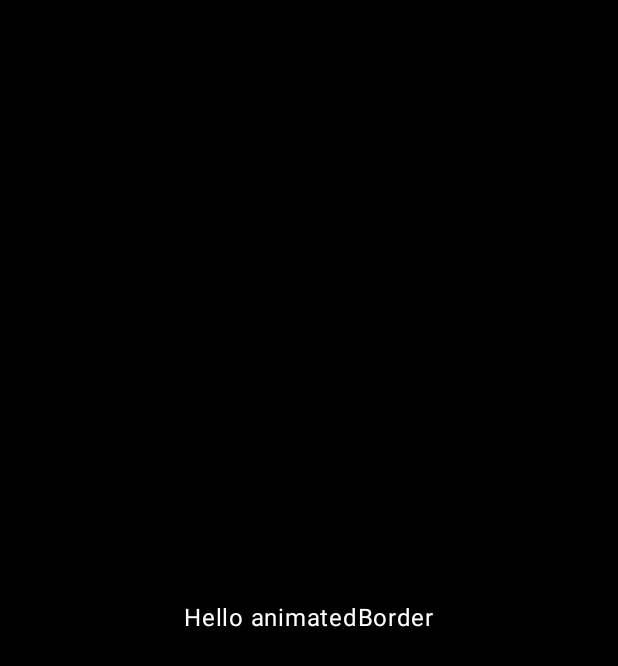
After one commit to yuriyskulskiy/android-compose-playground, an Android app built with Jetpack Compose: the AnimatedBorderScreen screen opened through its navigation route, on a phone screen of 412 x 824 dp. The commit adds this screen. Shown: the top 666 px of the screen. Run offline under Robolectric (Android 15) with nearby library versions, the phone set to English and light mode, and no system bars; our stand-ins replace Dagger/Hilt's generated code.

```diff
--- /dev/null
+++ b/app/src/main/java/com/skul/yuriy/composeplayground/feature/animatedBorder/AnimatedBorderScreen.kt
@@ -0,0 +1,23 @@
+package com.skul.yuriy.composeplayground.feature.animatedBorder
+
+import androidx.compose.foundation.background
+import androidx.compose.foundation.layout.Box
+import androidx.compose.foundation.layout.fillMaxSize
+import androidx.compose.material3.Text
+import androidx.compose.runtime.Composable
+import androidx.compose.ui.Alignment
+import androidx.compose.ui.Modifier
+import androidx.compose.ui.graphics.Color
+
+
+@Composable
+fun AnimatedBorderScreen() {
+    Box(
+        Modifier
+            .fillMaxSize()
+            .background(Color.Black),
+        contentAlignment = Alignment.Center
+    ) {
+        Text(text = "Hello animatedBorder", color = Color.White)
+    }
+}
--- a/app/src/main/java/com/skul/yuriy/composeplayground/navigation/AppNavHost.kt
+++ b/app/src/main/java/com/skul/yuriy/composeplayground/navigation/AppNavHost.kt
@@ -9,6 +9,7 @@ import androidx.navigation.NavHostController
 import androidx.navigation.compose.NavHost
 import androidx.navigation.compose.composable
 import androidx.navigation.compose.rememberNavController
+import com.skul.yuriy.composeplayground.feature.animatedBorder.AnimatedBorderScreen
 import com.skul.yuriy.composeplayground.feature.metaball.MetaballsRoute
 import com.skul.yuriy.composeplayground.feature.parallax.ParallaxRoute
 import com.skul.yuriy.composeplayground.feature.scrollEdge.animatedElevation.AnimatedElevationRoute
@@ -38,6 +39,10 @@ fun NavController.navigateToFadingEdgesScreen() {
     navigate(Screens.Route.FadingEdgesScreen)
 }
 
+fun NavController.navigateToAnimatedBorder() {
+    navigate(Screens.Route.AnimatedBorder)
+}
+
 @Serializable
 sealed class Screens {
 
@@ -63,6 +68,9 @@ sealed class Screens {
 
         @Serializable
         object FadingEdgesScreen
+
+        @Serializable
+        object AnimatedBorder
     }
 }
 
@@ -99,5 +107,9 @@ internal fun AppNavHost(
         composable<Screens.Route.FadingEdgesScreen> {
             FadingEdgesRoute()
         }
+
+        composable<Screens.Route.AnimatedBorder> {
+            AnimatedBorderScreen()
+        }
     }
 }
--- a/app/src/main/java/com/skul/yuriy/composeplayground/starter/StarterScreen.kt
+++ b/app/src/main/java/com/skul/yuriy/composeplayground/starter/StarterScreen.kt
@@ -23,6 +23,7 @@ import androidx.compose.ui.res.stringResource
 import androidx.compose.ui.unit.dp
 import com.skul.yuriy.composeplayground.LocalNavController
 import com.skul.yuriy.composeplayground.R
+import com.skul.yuriy.composeplayground.navigation.navigateToAnimatedBorder
 import com.skul.yuriy.composeplayground.navigation.navigateToFadingEdgesScreen
 import com.skul.yuriy.composeplayground.navigation.navigateToManimatedElevationEdge
 import com.skul.yuriy.composeplayground.navigation.navigateToMetaballsScreen
@@ -62,6 +63,8 @@ fun NavigationContent(modifier: Modifier) {
             onClick = { navController.navigateToManimatedElevationEdge() })
         NavigationItem(text = stringResource(R.string.fading_edges_screen),
             onClick = { navController.navigateToFadingEdgesScreen() })
+        NavigationItem(text = "Animated border",
+            onClick = { navController.navigateToAnimatedBorder() })
 
 //        NavigationItem(text = stringResource(R.string.sticky_header_state_tracker),
 //            onClick = { navController.navigateToStickyHeaderStateTracker() })
```
